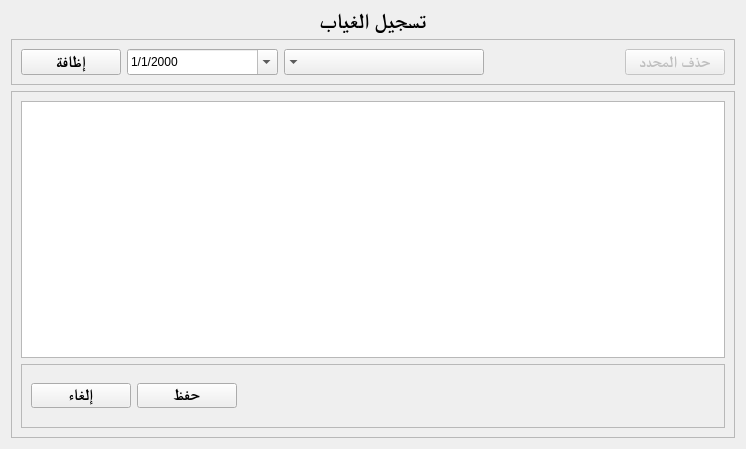
The window that ui/checkin.ui (YassineBaghdadi/Employees-manager) describes before a commit, drawn with Qt 5.
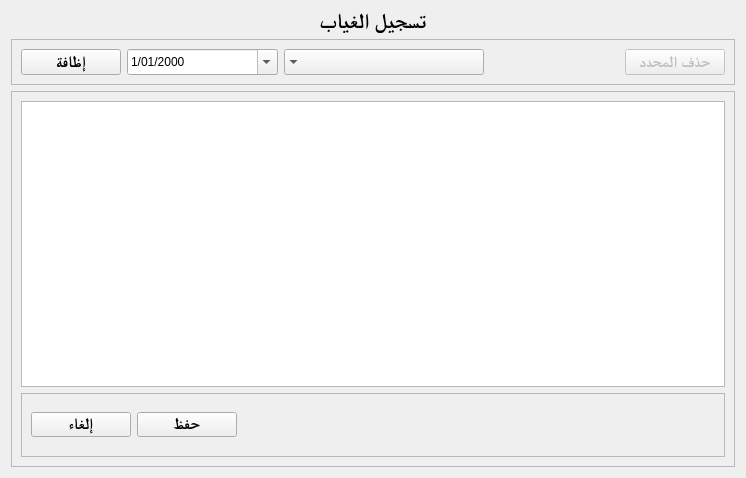
The same window after the commit.

Patch:
```diff
--- a/ui/checkin.ui
+++ b/ui/checkin.ui
@@ -7,7 +7,7 @@
     <x>0</x>
     <y>0</y>
     <width>746</width>
-    <height>449</height>
+    <height>478</height>
    </rect>
   </property>
   <property name="windowTitle">
@@ -87,7 +87,7 @@
              </size>
             </property>
             <property name="displayFormat">
-             <string>d/M/yyyy</string>
+             <string>d/MM/yyyy</string>
             </property>
             <property name="calendarPopup">
              <bool>true</bool>
```
Left out of the diff: 9 changed lines with no effect on the pictures.
